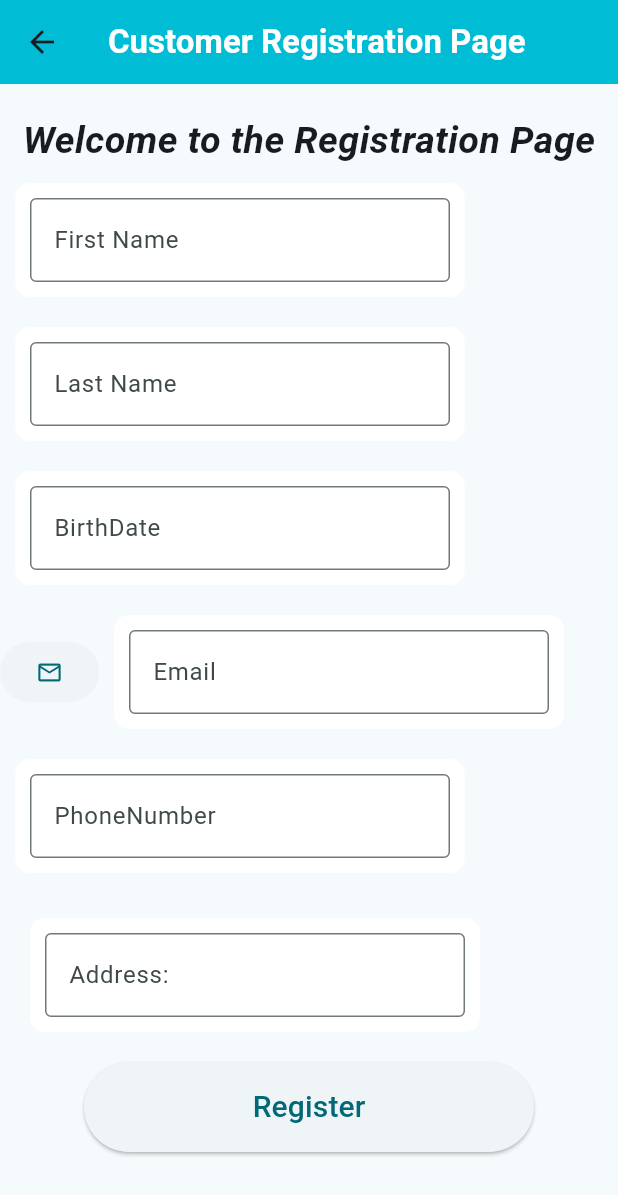
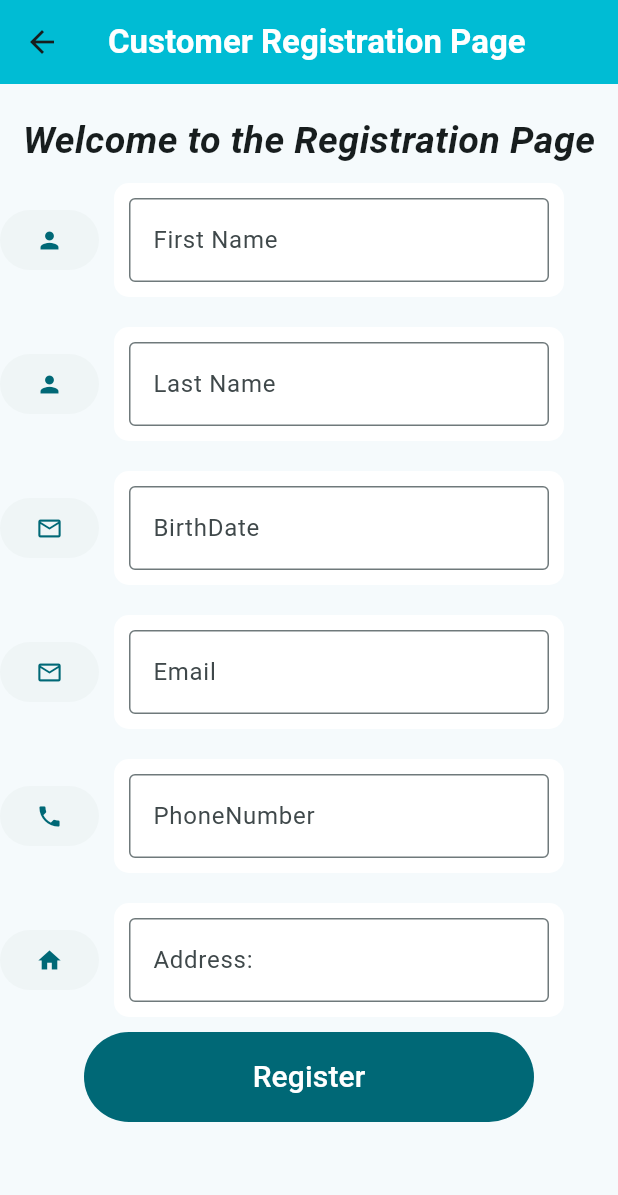
Before and after one commit to Krish14505/group_project, a Flutter app: the CustomerRegistration screen opened by its route, on a phone screen of 412 x 824 dp. Shown: the top 1195 px of the screen. Run offline on Flutter 3.47's test engine with Material 3 defaults, Android fonts, the phone set to English and light mode, and no system bars; our stand-ins replace floor, sqflite; missing offline and left inert: encrypted_shared_preferences; accounts and stored records are empty; generated files the repository leaves out were written again; statements that could not run were skipped.

Commit message:
added icons to each of the textfields and adjust the code formation

```diff
--- a/lib/Customer_Registration.dart
+++ b/lib/Customer_Registration.dart
@@ -100,11 +100,12 @@ static List<Customer> customerLists= [];
           Row(
             mainAxisAlignment: MainAxisAlignment.start,
             children: [
+              ElevatedButton(style: ElevatedButton.styleFrom(elevation: 0),onPressed: () {  }, child: Icon(Icons.person)),
               //column for the other field
               Container(
                 width: 300, // Adjust the width as needed
                 padding: const EdgeInsets.all(10.0), // Optional: Add padding
-                margin: const EdgeInsets.all(10.0), // Optional: Add margin
+                margin: const EdgeInsets.fromLTRB(10, 10, 10, 10), // Optional: Add margin
                 decoration: BoxDecoration(
                   color: Colors.white, // Optional: Add background color
                   borderRadius: BorderRadius.circular(10.0), // Optional: Add border radius
@@ -124,11 +125,12 @@ static List<Customer> customerLists= [];
           Row (
             mainAxisAlignment:  MainAxisAlignment.start,
             children: [
+              ElevatedButton(style: ElevatedButton.styleFrom(elevation: 0),onPressed: () { }, child: Icon(Icons.person)),
               //column for the other field
               Container(
                 width: 300, // Adjust the width as needed
                 padding: const EdgeInsets.all(10.0), // Optional: Add padding
-                margin: const EdgeInsets.all(10.0), // Optional: Add margin
+                margin: const EdgeInsets.fromLTRB(10, 10, 10, 10),// Optional: Add margin
                 decoration: BoxDecoration(
                   color: Colors.white, // Optional: Add background color
                   borderRadius: BorderRadius.circular(10.0), // Optional: Add border radius
@@ -150,11 +152,12 @@ static List<Customer> customerLists= [];
               mainAxisAlignment: MainAxisAlignment.start,
 
               children: [
+                ElevatedButton(style: ElevatedButton.styleFrom(elevation: 0),onPressed: () {  }, child: Icon(Icons.email_outlined)),
                 //column for the other field
                 Container(
                   width: 300, // Adjust the width as needed
                   padding: const EdgeInsets.all(10.0), // Optional: Add padding
-                  margin: const EdgeInsets.all(10.0), // Optional: Add margin
+                  margin: const EdgeInsets.fromLTRB(10, 10, 10, 10), // Optional: Add margin
                   decoration: BoxDecoration(
                     color: Colors.white, // Optional: Add background color
                     borderRadius: BorderRadius.circular(10.0), // Optional: Add border radius
@@ -172,11 +175,11 @@ static List<Customer> customerLists= [];
           Row (
             mainAxisAlignment:  MainAxisAlignment.start,
             children: [
-              ElevatedButton(style: ElevatedButton.styleFrom(elevation: 0),onPressed: emailLauncher, child: Icon(Icons.email_outlined)),
+              ElevatedButton(style: ElevatedButton.styleFrom(elevation: 0),onPressed: emailLauncher , child: Icon(Icons.email_outlined)),
               Container(
                 width: 300, // Adjust the width as needed
                 padding: const EdgeInsets.all(10.0), // Optional: Add padding
-                margin: const EdgeInsets.all(10.0), // Optional: Add margin
+                margin: const EdgeInsets.fromLTRB(10, 10, 10, 10), // Optional: Add margin
                 decoration: BoxDecoration(
                   color: Colors.white, // Optional: Add background color
                   borderRadius: BorderRadius.circular(10.0), // Optional: Add border radius
@@ -196,10 +199,11 @@ static List<Customer> customerLists= [];
           Row (
             mainAxisAlignment:  MainAxisAlignment.start,
             children: [
+              ElevatedButton(style: ElevatedButton.styleFrom(elevation: 0),onPressed: PhoneLauncher, child: Icon(Icons.phone)),
               Container(
                 width: 300, // Adjust the width as needed
                 padding: const EdgeInsets.all(10.0), // Optional: Add padding
-                margin: const EdgeInsets.all(10.0), // Optional: Add margin
+                margin: const EdgeInsets.fromLTRB(10, 10, 10, 10), // Optional: Add margin
                 decoration: BoxDecoration(
                   color: Colors.white, // Optional: Add background color
                   borderRadius: BorderRadius.circular(10.0), // Optional: Add border radius
@@ -218,10 +222,11 @@ static List<Customer> customerLists= [];
           Row (
             mainAxisAlignment:  MainAxisAlignment.start,
             children: [
+              ElevatedButton(style: ElevatedButton.styleFrom(elevation: 0),onPressed: ()  { }, child: Icon(Icons.home)),
               Container(
                 width: 300, // Adjust the width as needed
                 padding: const EdgeInsets.all(10.0), // Optional: Add padding
-                margin: const EdgeInsets.all(20.0), // Optional: Add margin
+                margin: const EdgeInsets.fromLTRB(10, 10, 10,10), // Optional: Add margin
                 decoration: BoxDecoration(
                   color: Colors.white, // Optional: Add background color
                   borderRadius: BorderRadius.circular(10.0), // Optional: Add border radius
@@ -239,10 +244,15 @@ static List<Customer> customerLists= [];
           SizedBox(
             width: 300, // Set the width of the button
             height: 60, // Set the height of the button
-            child: ElevatedButton(
-              onPressed: registerCustomer,
-              child: Text("Register", style: TextStyle(fontSize: 20)), // Adjust font size if needed
-            ),
+            child:
+            Expanded (
+              flex: 10,
+              child: FilledButton(
+                onPressed: registerCustomer,
+                child: Text("Register", style: TextStyle(fontSize: 20)), // Adjust font size if needed
+              ),
+            )
+            ,
           ),
 
 
@@ -306,5 +316,11 @@ void  emailLauncher() {
 }
 
 
+void PhoneLauncher() {
+    var userTypedPhoneNumber = _phoneNumber.value.text;
+    launch("tel: "+userTypedPhoneNumber);
+}
+
+
 
 }
```
